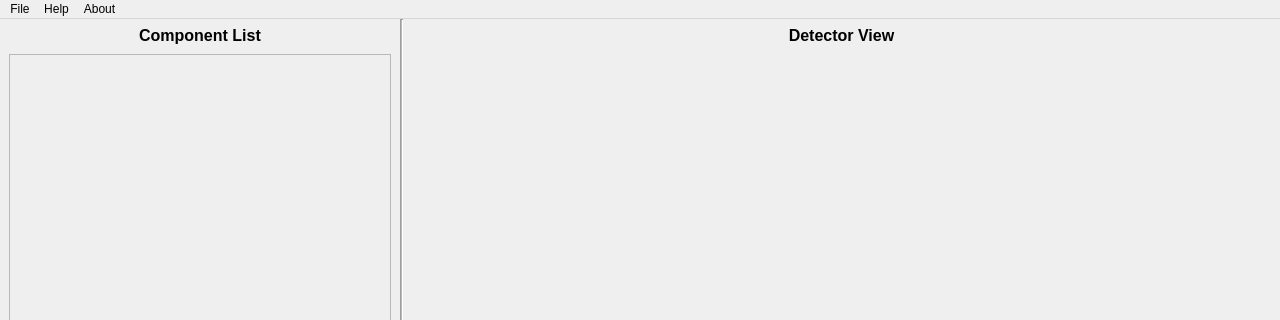
Before: the Qt Designer form GUI/include/fmt_mainwindow.ui in thomasmazza/fmt-simulator, drawn with Qt 5; both pictures show x 0 to 1280 and y 0 to 320 of the 1280 by 720 pixel window.
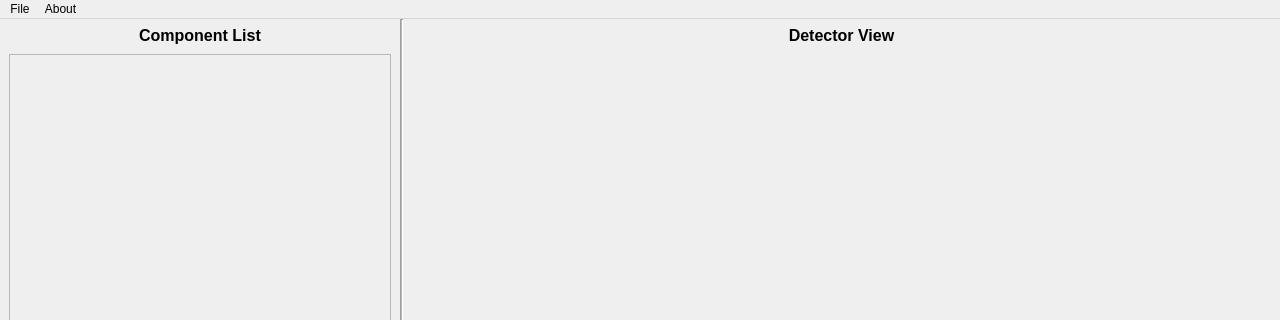
After: the same form once the commit is applied. Icons and pictures are not drawn. Custom widgets are drawn as their Qt base class.

Commit message: Removes about-Menu in Header bar

The edit to the form file:
```diff
--- a/GUI/include/fmt_mainwindow.ui
+++ b/GUI/include/fmt_mainwindow.ui
@@ -1232,13 +1232,6 @@
     <addaction name="actionSave_Project"/>
     <addaction name="actionSave_Setup_as"/>
    </widget>
-   <widget class="QMenu" name="menuHelp">
-    <property name="title">
-     <string>Help</string>
-    </property>
-    <addaction name="actionRead_Documentation"/>
-    <addaction name="actionContact"/>
-   </widget>
    <widget class="QMenu" name="menuAbout">
     <property name="title">
      <string>About</string>
@@ -1246,7 +1239,6 @@
     <addaction name="actionFMT_Simulator"/>
    </widget>
    <addaction name="menuFile"/>
-   <addaction name="menuHelp"/>
    <addaction name="menuAbout"/>
   </widget>
   <widget class="QStatusBar" name="statusbar"/>
```
